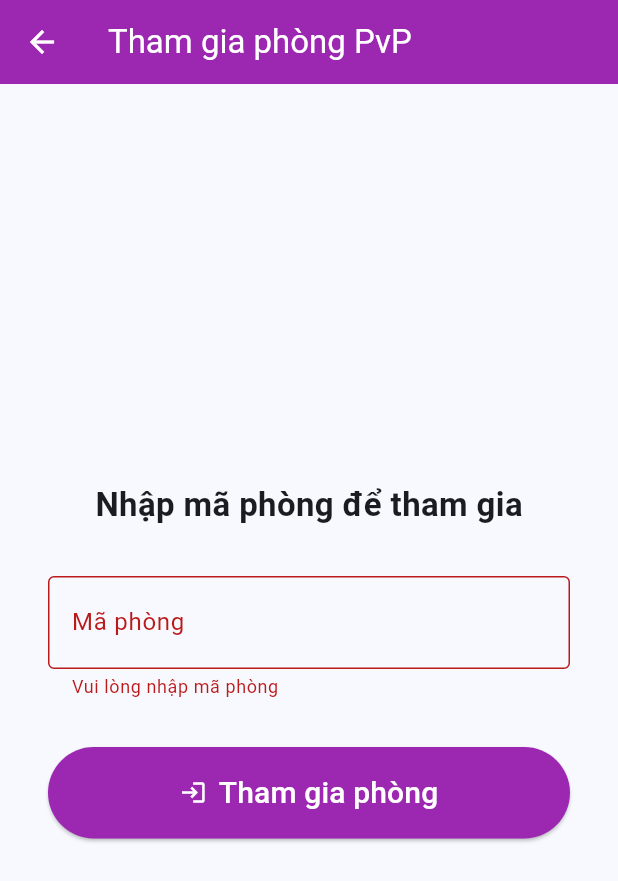
After one commit to Dfortysix/math_clash, a Flutter app: the JoinRoomScreen screen opened directly, after a tap on "Tham gia phòng", on a phone screen of 412 x 824 dp. The commit adds this screen. Shown: the top 881 px of the screen. Run offline on Flutter 3.47's test engine with Material 3 defaults, Android fonts, the phone set to English and light mode, and no system bars; our stand-ins replace audioplayers, cloud_firestore, firebase_auth, firebase_core, flutter_riverpod, google_sign_in; accounts and stored records are empty.

Commit message:
Thêm màn hình tham gia phòng PvP và cập nhật chức năng tạo phòng với thông báo lỗi. Cải thiện trải nghiệm người dùng bằng cách kiểm tra trạng thái đăng nhập và hiển thị thông báo phù hợp khi tham gia phòng.

```diff
--- a/lib/features/pvp_mode/create_room_screen.dart
+++ b/lib/features/pvp_mode/create_room_screen.dart
@@ -23,17 +23,28 @@ class _CreateRoomScreenState extends ConsumerState<CreateRoomScreen> {
   Future<void> _createRoom() async {
     final authState = ref.read(authProvider);
     final user = authState.user;
-    if (user == null) return;
+    print('[PvP] User: $user');
+    if (user == null) {
+      print('[PvP] Không có user, cần đăng nhập Google!');
+      return;
+    }
     final questions = QuestionGenerator.generateRandomQuestions().map((q) => q.toMap()).toList();
+    print('[PvP] Questions: $questions');
+    try {
       final roomId = await ref.read(pvpRoomProvider.notifier).createRoom(
         userId: user.uid,
         displayName: user.displayName ?? 'Unknown',
         avatarUrl: user.photoURL ?? '',
         questions: questions,
       );
+      print('[PvP] RoomId: $roomId');
       setState(() {
         _roomId = roomId;
       });
+    } catch (e, stack) {
+      print('[PvP] Lỗi khi tạo phòng: $e');
+      print(stack);
+    }
   }
 
   @override
--- /dev/null
+++ b/lib/features/pvp_mode/join_room_screen.dart
@@ -0,0 +1,118 @@
+import 'package:flutter/material.dart';
+import 'package:flutter_riverpod/flutter_riverpod.dart';
+import '../../providers/pvp_room_provider.dart';
+import '../../providers/auth_provider.dart';
+
+class JoinRoomScreen extends ConsumerStatefulWidget {
+  const JoinRoomScreen({super.key});
+
+  @override
+  ConsumerState<JoinRoomScreen> createState() => _JoinRoomScreenState();
+}
+
+class _JoinRoomScreenState extends ConsumerState<JoinRoomScreen> {
+  final TextEditingController _roomIdController = TextEditingController();
+  String? _errorText;
+  bool _isJoining = false;
+
+  @override
+  void dispose() {
+    _roomIdController.dispose();
+    super.dispose();
+  }
+
+  Future<void> _joinRoom() async {
+    setState(() {
+      _isJoining = true;
+      _errorText = null;
+    });
+    final roomId = _roomIdController.text.trim();
+    if (roomId.isEmpty) {
+      setState(() {
+        _errorText = 'Vui lòng nhập mã phòng';
+        _isJoining = false;
+      });
+      return;
+    }
+    final authState = ref.read(authProvider);
+    final user = authState.user;
+    if (user == null) {
+      setState(() {
+        _errorText = 'Bạn cần đăng nhập Google';
+        _isJoining = false;
+      });
+      return;
+    }
+    final result = await ref.read(pvpRoomProvider.notifier).joinRoom(
+      roomId: roomId,
+      userId: user.uid,
+      displayName: user.displayName ?? 'Unknown',
+      avatarUrl: user.photoURL ?? '',
+    );
+    if (result != null) {
+      // Thành công, chuyển sang màn hình phòng
+      Navigator.of(context).pop(); // Đóng màn nhập mã
+    } else {
+      setState(() {
+        _errorText = ref.read(pvpRoomProvider).error ?? 'Không thể tham gia phòng';
+        _isJoining = false;
+      });
+    }
+  }
+
+  @override
+  Widget build(BuildContext context) {
+    return Scaffold(
+      appBar: AppBar(
+        title: const Text('Tham gia phòng PvP'),
+        backgroundColor: Colors.purple,
+        foregroundColor: Colors.white,
+      ),
+      body: Padding(
+        padding: const EdgeInsets.all(32),
+        child: Column(
+          mainAxisAlignment: MainAxisAlignment.center,
+          crossAxisAlignment: CrossAxisAlignment.center,
+          children: [
+            const Text(
+              'Nhập mã phòng để tham gia',
+              style: TextStyle(fontSize: 22, fontWeight: FontWeight.bold),
+            ),
+            const SizedBox(height: 32),
+            TextField(
+              controller: _roomIdController,
+              decoration: InputDecoration(
+                labelText: 'Mã phòng',
+                border: OutlineInputBorder(),
+                errorText: _errorText,
+              ),
+              textAlign: TextAlign.center,
+              style: const TextStyle(fontSize: 20, letterSpacing: 2),
+              enabled: !_isJoining,
+            ),
+            const SizedBox(height: 32),
+            SizedBox(
+              width: double.infinity,
+              child: ElevatedButton.icon(
+                icon: const Icon(Icons.login),
+                label: _isJoining
+                    ? const SizedBox(
+                        width: 20,
+                        height: 20,
+                        child: CircularProgressIndicator(color: Colors.white, strokeWidth: 2),
+                      )
+                    : const Text('Tham gia phòng', style: TextStyle(fontSize: 20)),
+                onPressed: _isJoining ? null : _joinRoom,
+                style: ElevatedButton.styleFrom(
+                  backgroundColor: Colors.purple,
+                  foregroundColor: Colors.white,
+                  padding: const EdgeInsets.symmetric(vertical: 16),
+                ),
+              ),
+            ),
+          ],
+        ),
+      ),
+    );
+  }
+}
```
Also changed, not shown: lib/providers/pvp_room_provider.dart (+46 -0 lines). Lines whose indentation alone changed are shown as unchanged.
